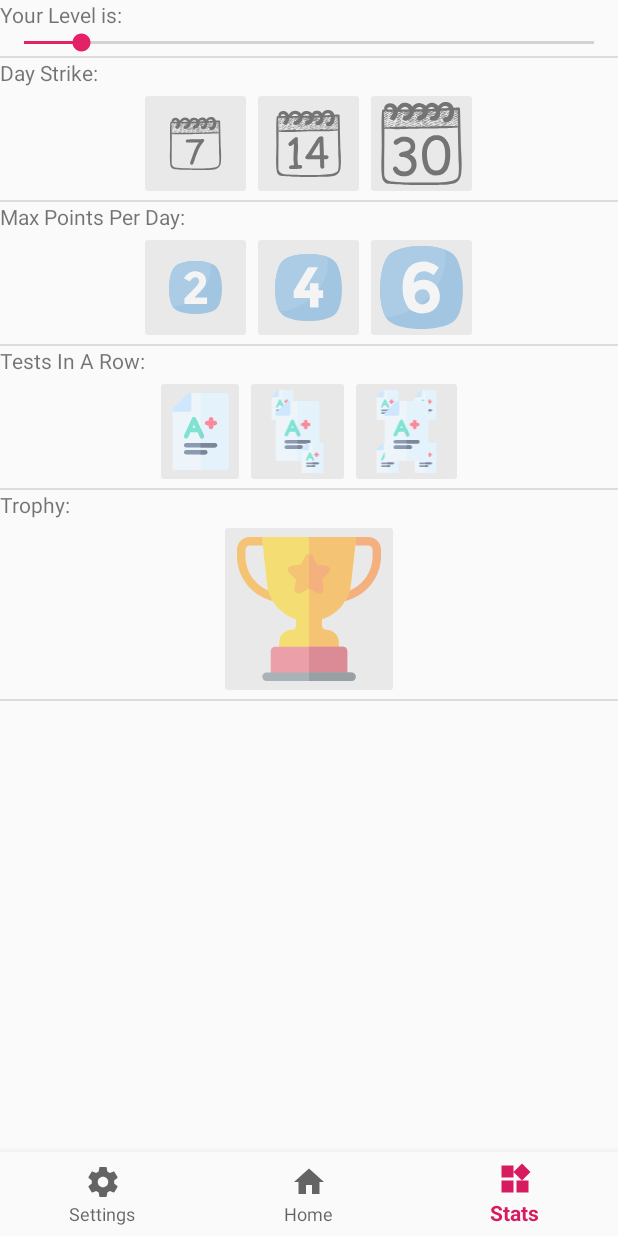
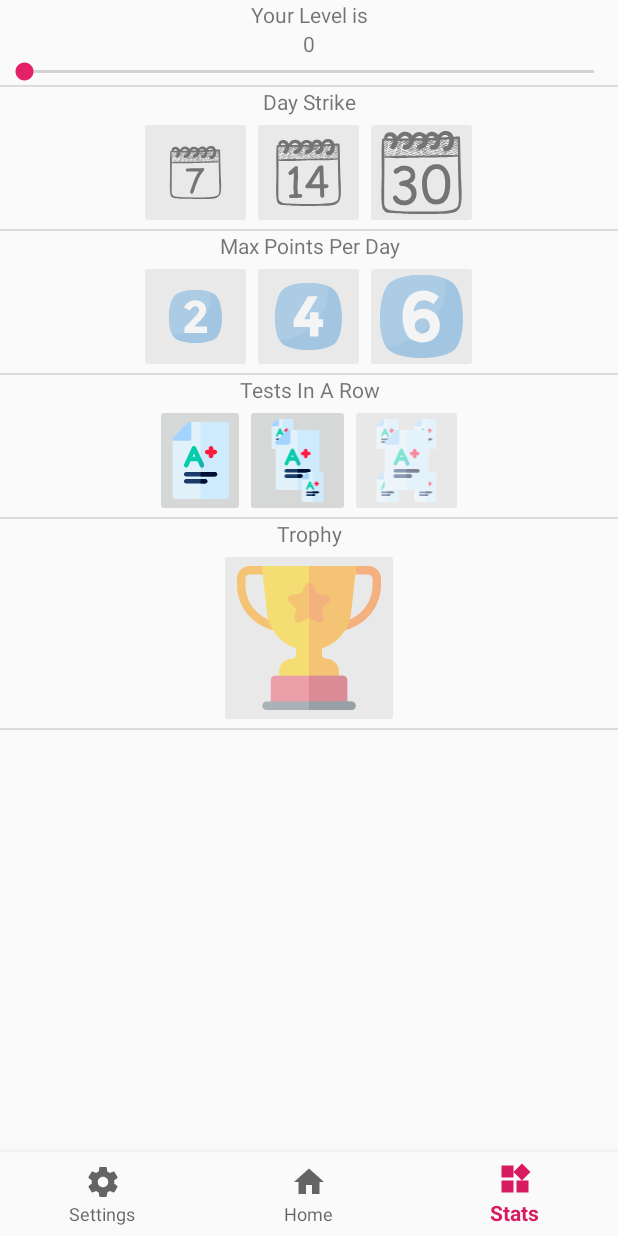
Before and after one commit to gfudim/math-is-fun, an Android app: the screen it shows after launch once a user with an empty profile is signed in (MainActivity), item 3 of the bottom bar chosen, on a phone screen of 412 x 824 dp. Run offline under Robolectric (Android 15) with nearby library versions, the phone set to English and light mode, and no system bars; our stand-ins replace Firebase (no records; nobody signed in at launch, a user with empty details on screens opened directly); libraries missing offline, so code that uses them is left out: io.paperdb; 3 statements that could not run were skipped.

Commit message:
xp bar connected

```diff
--- a/app/src/main/java/com/example/guy/projectapp1/StatsFragment.java
+++ b/app/src/main/java/com/example/guy/projectapp1/StatsFragment.java
@@ -11,6 +11,7 @@ import android.view.View;
 import android.view.ViewGroup;
 import android.widget.ImageButton;
 import android.widget.SeekBar;
+import android.widget.TextView;
 
 import io.paperdb.Paper;
 
@@ -22,7 +23,10 @@ public class StatsFragment extends Fragment {
     @Override
     public View onCreateView(@NonNull LayoutInflater inflater, @Nullable ViewGroup container, @Nullable Bundle savedInstanceState) {
         View view = inflater.inflate(R.layout.fragment_stats,container,false);
+        TextView levelText=view.findViewById(R.id.levelText);
+        levelText.setText(String.format("%s",user.getLevel()));
         SeekBar levelBar = view.findViewById(R.id.levelBar);
+        levelBar.setProgress(user.getLevel());
         levelBar.setOnSeekBarChangeListener(new SeekBar.OnSeekBarChangeListener() {
 
             int originalProgress;
--- a/app/src/main/java/com/example/guy/projectapp1/User.java
+++ b/app/src/main/java/com/example/guy/projectapp1/User.java
@@ -89,7 +89,7 @@ class User{
         this.correct_answers = 0;
         this.wrong_answers = 0;
         this.total_answers = 0;
-        this.max_correct_tests_in_row = 0;
+        this.max_correct_tests_in_row = 3;
         this.current_correct_tests_in_row = 0;
         this.count_tests = 0;
         this.current_count_points_per_day = 0;
@@ -537,4 +537,16 @@ class User{
         }
         return false;
     }
+    public int getLevel(){
+        if(this.total_points>=1){
+            int current=(int) Math.sqrt(this.total_points/100.0);
+            if(current>=100){
+                return 100;
+            }
+            else{
+                return current;
+            }
+        }
+        return 0;
+    }
 }
--- a/app/src/main/res/layout/fragment_stats.xml
+++ b/app/src/main/res/layout/fragment_stats.xml
@@ -7,19 +7,27 @@
         android:layout_height="match_parent"
         android:orientation="vertical">
         <TextView
+            android:gravity="center"
             android:layout_width="match_parent"
             android:layout_height="wrap_content"
-            android:text="Your Level is:" />
+            android:text="Your Level is" />
+        <TextView
+            android:id="@+id/levelText"
+            android:gravity="center"
+            android:layout_width="match_parent"
+            android:layout_height="wrap_content"
+            android:text="0" />
         <SeekBar
             android:id="@+id/levelBar"
             android:layout_width="match_parent"
             android:layout_height="wrap_content"
-            android:progress="10"  />
+             />
         <View style="@style/Divider" />
         <TextView
             android:layout_width="match_parent"
             android:layout_height="wrap_content"
-            android:text="Day Strike:" />
+            android:gravity="center"
+            android:text="Day Strike" />
 
         <LinearLayout
             android:layout_width="wrap_content"
@@ -57,7 +65,8 @@
         <TextView
         android:layout_width="match_parent"
         android:layout_height="wrap_content"
-        android:text="Max Points Per Day:" />
+        android:gravity="center"
+        android:text="Max Points Per Day" />
 
         <LinearLayout
             android:layout_width="wrap_content"
@@ -96,7 +105,8 @@
         <TextView
             android:layout_width="match_parent"
             android:layout_height="wrap_content"
-            android:text="Tests In A Row:" />
+            android:gravity="center"
+            android:text="Tests In A Row" />
 
         <LinearLayout
             android:layout_width="wrap_content"
@@ -210,7 +220,8 @@
         <TextView
             android:layout_width="match_parent"
             android:layout_height="wrap_content"
-            android:text="Trophy:" />
+            android:gravity="center"
+            android:text="Trophy" />
 
         <LinearLayout
             android:layout_width="wrap_content"
```
Also changed, not shown: app/src/main/res/drawable/achievement_day_strike_off.png (deleted), app/src/main/res/drawable/achievement_day_strike_on.png (deleted).
